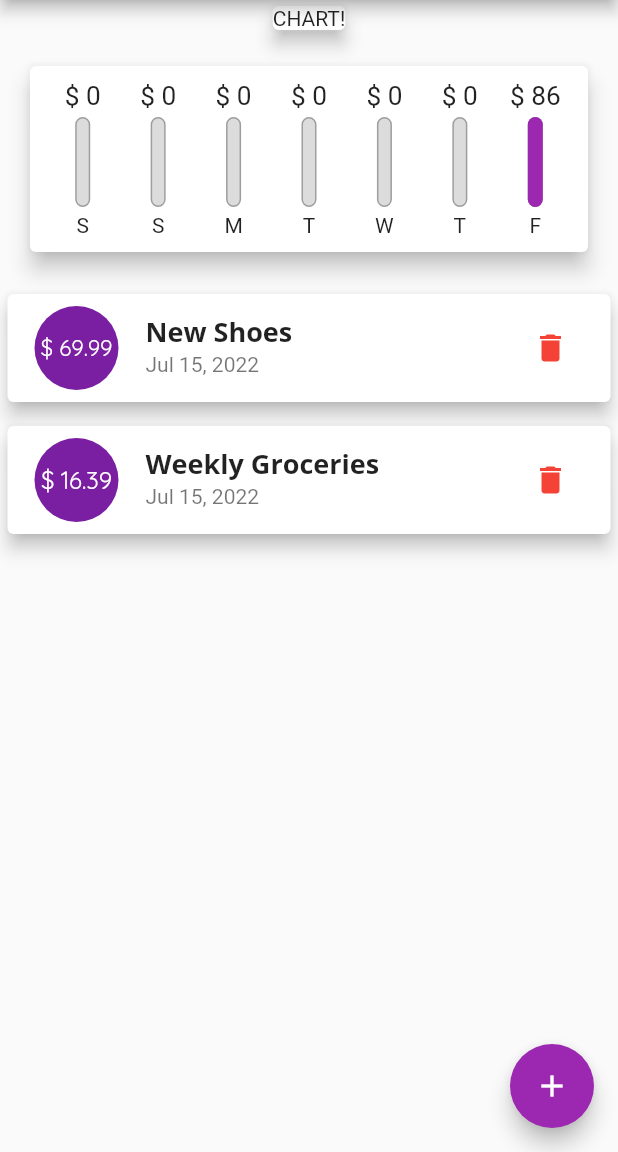
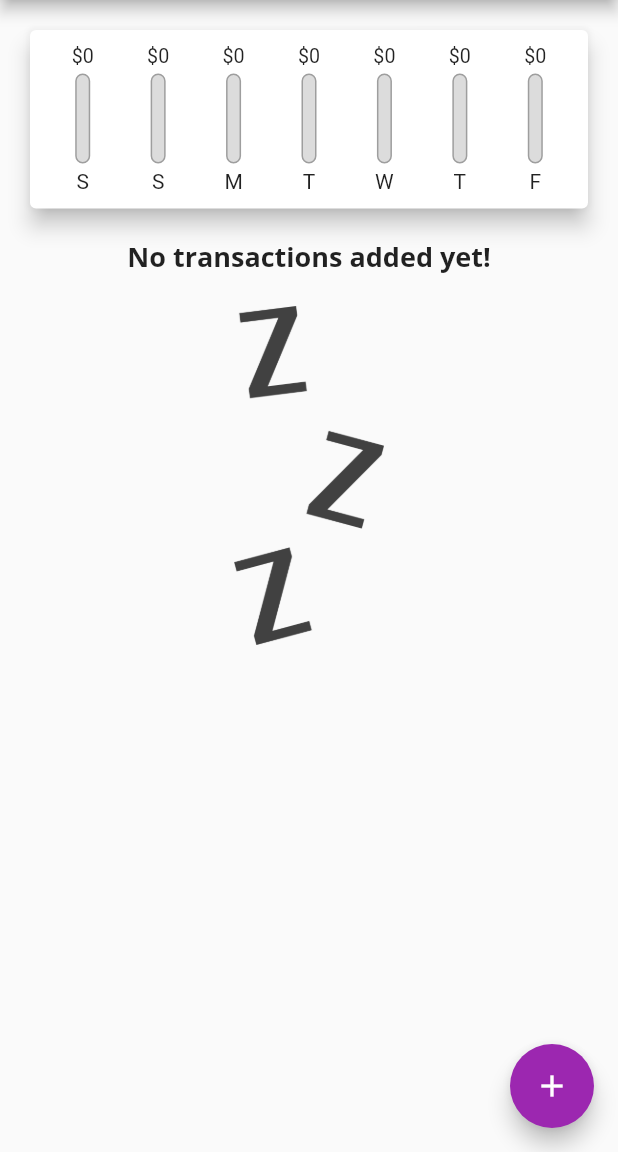
Before and after one commit to danthz2/udemy_expense_app, a Flutter app: the screen it shows after launch, on a phone screen of 412 x 824 dp, the part 84-1236 px from its top. Run offline on Flutter 3.47's test engine with Material 2 defaults, Android fonts, the phone set to English and light mode, and no system bars.

Commit message:
adding transaction with a date

```diff
--- a/lib/main.dart
+++ b/lib/main.dart
@@ -55,20 +55,7 @@ class MyHomePage extends StatefulWidget {
 
 class _MyHomePageState extends State<MyHomePage> {
   // String? titleInput;
-  final List<Transaction> _userTransactions = [
-    Transaction(
-      id: "t1",
-      title: "New Shoes",
-      amount: 69.99,
-      date: DateTime.now(),
-    ),
-    Transaction(
-      id: "t2",
-      title: "Weekly Groceries",
-      amount: 16.39,
-      date: DateTime.now(),
-    ),
-  ];
+  final List<Transaction> _userTransactions = [];
 
   // Ambil transaksi
 
@@ -80,12 +67,13 @@ class _MyHomePageState extends State<MyHomePage> {
     }).toList();
   }
 
-  void _addNewTransaction(String txTitle, double txAmount) {
+  void _addNewTransaction(
+      String txTitle, double txAmount, DateTime chosenDate) {
     final newTx = Transaction(
       id: DateTime.now().toString(),
       title: txTitle,
       amount: txAmount,
-      date: DateTime.now(),
+      date: chosenDate,
     );
 
     setState(() {
@@ -123,10 +111,6 @@ class _MyHomePageState extends State<MyHomePage> {
       body: SingleChildScrollView(
         child: Column(
           children: [
-            Card(
-              elevation: 5,
-              child: Text("CHART!"),
-            ),
             Chart(_recentTransactions),
             TransactionList(_userTransactions),
           ],
--- a/lib/widgets/chart_bar.dart
+++ b/lib/widgets/chart_bar.dart
@@ -11,9 +11,9 @@ class ChartBar extends StatelessWidget {
     return Column(
       children: [
         Container(
-            height: 20,
+            height: 15,
             child: FittedBox(
-                child: Text("\$ ${spendingAmount.toStringAsFixed(0)}"))),
+                child: Text("\$${spendingAmount.toStringAsFixed(0)}"))),
         SizedBox(
           height: 4,
         ),
```
Also changed, not shown: lib/widgets/new_transaction.dart (+5 -5 lines).
